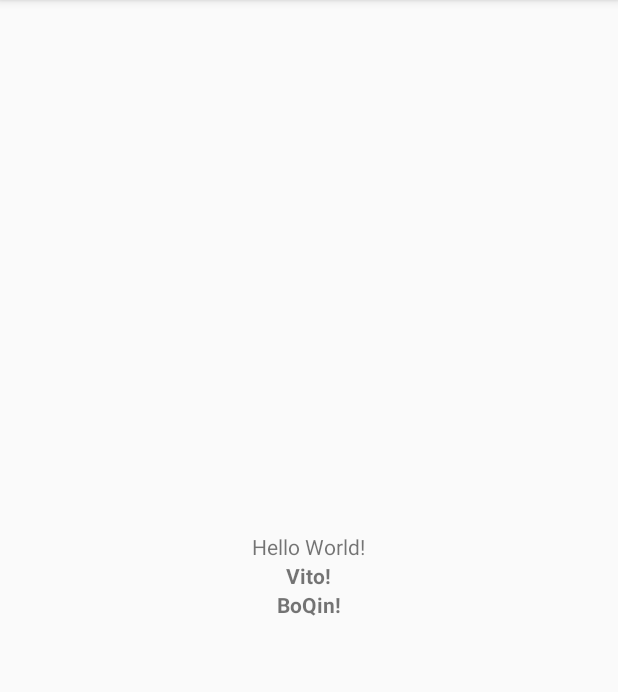
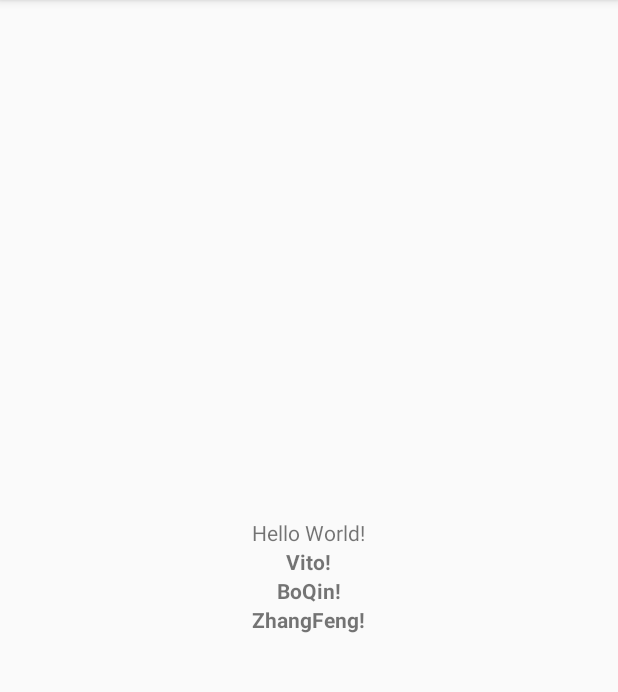
Before and after one commit to booqin/TinkerWithJenkins, an Android app: the screen it shows after launch (MainActivity), on a phone screen of 412 x 824 dp, the part 84-776 px from its top. Run offline under Robolectric (Android 15) with nearby library versions, the phone set to English and light mode, and no system bars.

Commit message:
add zhangfeng

```diff
--- a/app/src/main/res/layout/activity_main.xml
+++ b/app/src/main/res/layout/activity_main.xml
@@ -34,5 +34,14 @@
         app:layout_constraintLeft_toLeftOf="parent"
         app:layout_constraintRight_toRightOf="parent"
         app:layout_constraintTop_toTopOf="parent" />
+    <TextView
+        android:layout_width="wrap_content"
+        android:layout_height="wrap_content"
+        android:text="ZhangFeng!"
+        android:textStyle="bold"
+        app:layout_constraintBottom_toBottomOf="parent"
+        app:layout_constraintLeft_toLeftOf="parent"
+        app:layout_constraintRight_toRightOf="parent"
+        app:layout_constraintTop_toTopOf="parent" />
 
 </LinearLayout>
```
